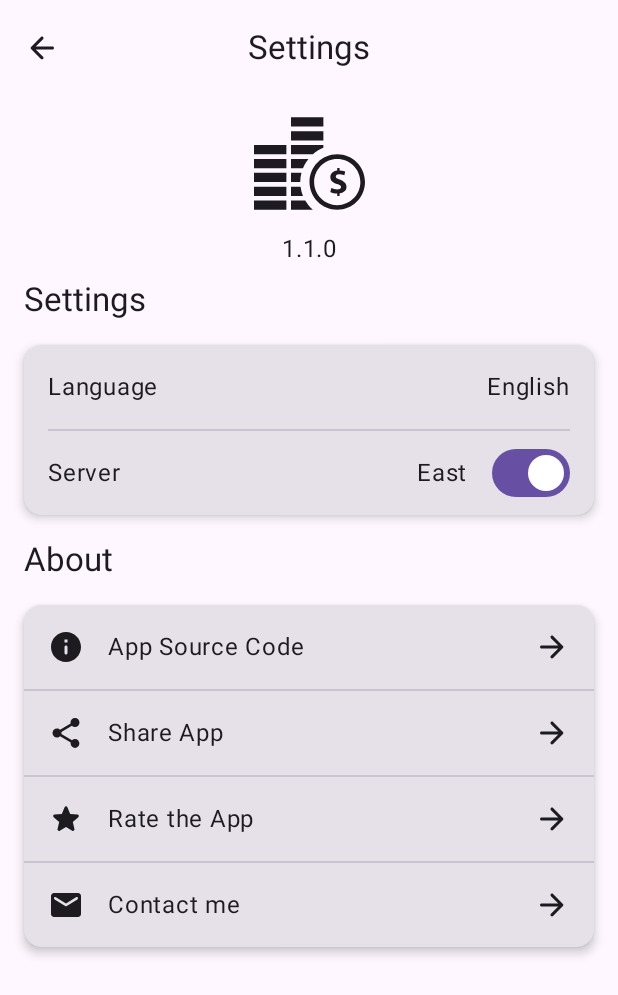
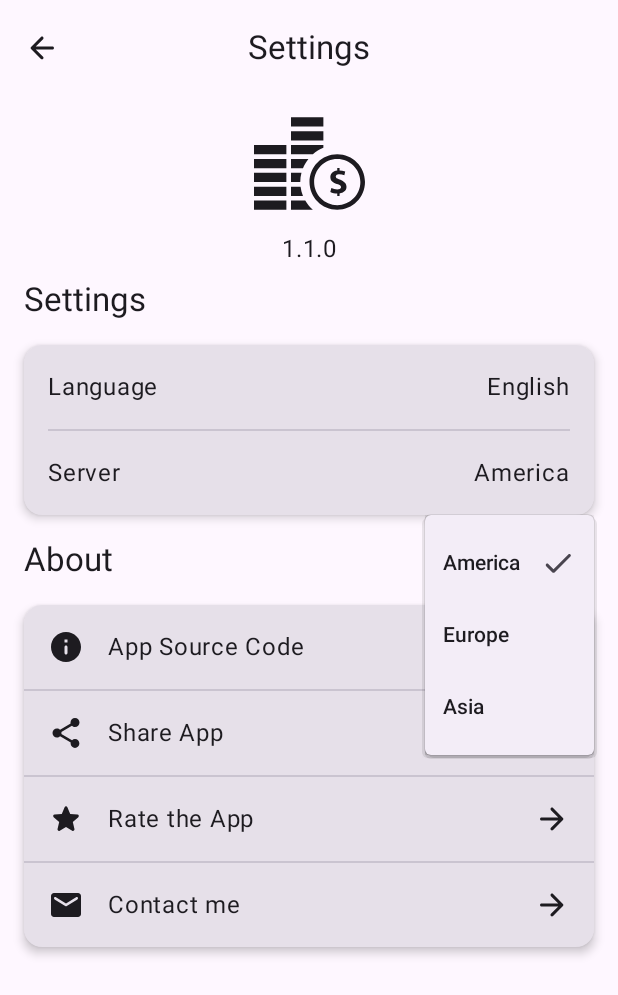
Before and after one commit to darkwhite220/AlbionOnlineMarketData, an Android app built with Jetpack Compose: the SettingsScreen screen opened through its navigation route, after a tap on "Server", on a phone screen of 412 x 824 dp. Shown: the top 995 px of the screen. Run offline under Robolectric (Android 15) with nearby library versions, the phone set to English and light mode, and no system bars; our stand-ins replace Dagger/Hilt's generated code, Room's generated code, paging.

Commit message:
-Add Europe server -Fix current created list UI -Bump version name/code

```diff
--- a/app/build.gradle
+++ b/app/build.gradle
@@ -16,8 +16,8 @@ android {
         applicationId "earth.darkwhite.albiononlinemarketdata"
         minSdk 24
         targetSdk 34
-        versionCode 2
-        versionName "1.1"
+        versionCode 3
+        versionName "1.2"
 
         testInstrumentationRunner "androidx.test.runner.AndroidJUnitRunner"
         vectorDrawables {
--- a/app/src/main/java/earth/darkwhite/albiononlinemarketdata/domain/implementation/DataStoreRepoImpl.kt
+++ b/app/src/main/java/earth/darkwhite/albiononlinemarketdata/domain/implementation/DataStoreRepoImpl.kt
@@ -7,11 +7,11 @@ import androidx.datastore.preferences.core.booleanPreferencesKey
 import androidx.datastore.preferences.core.edit
 import androidx.datastore.preferences.core.stringPreferencesKey
 import earth.darkwhite.albiononlinemarketdata.domain.implementation.DataStoreRepoImpl.DefaultValues.ITEM_LANGUAGE_DEFAULT
-import earth.darkwhite.albiononlinemarketdata.domain.implementation.DataStoreRepoImpl.DefaultValues.SERVER_REGION_DEFAULT
+import earth.darkwhite.albiononlinemarketdata.domain.implementation.DataStoreRepoImpl.DefaultValues.NEW_SERVER_REGION_DEFAULT
+import earth.darkwhite.albiononlinemarketdata.domain.model.Server
 import earth.darkwhite.albiononlinemarketdata.domain.model.UserPreferences
 import earth.darkwhite.albiononlinemarketdata.domain.repository.DataStoreRepository
 import earth.darkwhite.albiononlinemarketdata.util.Constant.ENGLISH_LANGUAGE
-import earth.darkwhite.albiononlinemarketdata.util.Constant.WEST_SERVER
 import javax.inject.Inject
 import kotlinx.coroutines.flow.Flow
 import kotlinx.coroutines.flow.catch
@@ -30,9 +30,17 @@ class DataStoreRepoImpl @Inject constructor(
       Log.e(TAG, "Preferences: ${it.message}")
     }
     .map { preferences ->
+      val server = preferences[PreferencesKeys.NEW_SERVER_REGION]?.let {
+        Server.valueOf(it)
+      } ?: preferences[PreferencesKeys.SERVER_REGION]?.let {
+        val temp = if (it) Server.AMERICA else Server.ASIA
+        setServerRegion(temp)
+        temp
+      } ?: NEW_SERVER_REGION_DEFAULT
+
       UserPreferences(
         itemLanguage = preferences[PreferencesKeys.ITEM_LANGUAGE] ?: ITEM_LANGUAGE_DEFAULT,
-        westServer = preferences[PreferencesKeys.SERVER_REGION] ?: SERVER_REGION_DEFAULT
+        server = server
       )
     }
 
@@ -42,20 +50,21 @@ class DataStoreRepoImpl @Inject constructor(
     }
   }
 
-  override suspend fun setServerRegion(newValue: Boolean) {
+  override suspend fun setServerRegion(newValue: Server) {
     dataStore.edit { preferences ->
-      preferences[PreferencesKeys.SERVER_REGION] = newValue
+      preferences[PreferencesKeys.NEW_SERVER_REGION] = newValue.name
     }
   }
 
   private object PreferencesKeys {
     val ITEM_LANGUAGE = stringPreferencesKey("item_language")
     val SERVER_REGION = booleanPreferencesKey("server_region")
+    val NEW_SERVER_REGION = stringPreferencesKey("new_server_region")
   }
 
   private object DefaultValues {
     const val ITEM_LANGUAGE_DEFAULT = ENGLISH_LANGUAGE
-    const val SERVER_REGION_DEFAULT = WEST_SERVER
+    val NEW_SERVER_REGION_DEFAULT = Server.AMERICA
   }
 
   companion object {
--- /dev/null
+++ b/app/src/main/java/earth/darkwhite/albiononlinemarketdata/domain/model/Server.kt
@@ -0,0 +1,5 @@
+package earth.darkwhite.albiononlinemarketdata.domain.model
+
+enum class Server {
+  AMERICA, ASIA, EUROPE
+}
--- a/app/src/main/java/earth/darkwhite/albiononlinemarketdata/domain/model/UserPreferences.kt
+++ b/app/src/main/java/earth/darkwhite/albiononlinemarketdata/domain/model/UserPreferences.kt
@@ -1,9 +1,8 @@
 package earth.darkwhite.albiononlinemarketdata.domain.model
 
 import earth.darkwhite.albiononlinemarketdata.util.Constant.ENGLISH_LANGUAGE
-import earth.darkwhite.albiononlinemarketdata.util.Constant.WEST_SERVER
 
 data class UserPreferences(
   val itemLanguage: String = ENGLISH_LANGUAGE,
-  val westServer: Boolean = WEST_SERVER
+  val server: Server = Server.AMERICA
 )
--- a/app/src/main/java/earth/darkwhite/albiononlinemarketdata/domain/repository/DataStoreRepository.kt
+++ b/app/src/main/java/earth/darkwhite/albiononlinemarketdata/domain/repository/DataStoreRepository.kt
@@ -1,5 +1,6 @@
 package earth.darkwhite.albiononlinemarketdata.domain.repository
 
+import earth.darkwhite.albiononlinemarketdata.domain.model.Server
 import earth.darkwhite.albiononlinemarketdata.domain.model.UserPreferences
 import kotlinx.coroutines.flow.Flow
 
@@ -8,5 +9,5 @@ interface DataStoreRepository {
   val preferences: Flow<UserPreferences>
 
   suspend fun setItemLanguage(newValue: String)
-  suspend fun setServerRegion(newValue: Boolean)
+  suspend fun setServerRegion(newValue: Server)
 }
--- a/app/src/main/java/earth/darkwhite/albiononlinemarketdata/ui/components/ModifiersExt.kt
+++ b/app/src/main/java/earth/darkwhite/albiononlinemarketdata/ui/components/ModifiersExt.kt
@@ -5,7 +5,6 @@ import androidx.compose.foundation.layout.height
 import androidx.compose.foundation.layout.padding
 import androidx.compose.runtime.Composable
 import androidx.compose.ui.Modifier
-import androidx.compose.ui.composed
 import androidx.compose.ui.unit.dp
 
 const val homeStaggeredGridCellsCount = 2
@@ -19,8 +18,8 @@ val smallItemIconSize = 50.dp
 val itemIconSize = 56.dp
 val itemIconSizeLarge = 72.dp
 
-fun Modifier.mediumPadding(): Modifier = composed { padding(mediumPadValue) }
-fun Modifier.largePadding(): Modifier = composed { padding(largePadValue) }
+fun Modifier.mediumPadding(): Modifier = this.padding(mediumPadValue)
+fun Modifier.largePadding(): Modifier = this.padding(largePadValue)
 
 @Composable
 fun HeightSpacer() {
--- a/app/src/main/java/earth/darkwhite/albiononlinemarketdata/ui/screens/home/components/SearchContent.kt
+++ b/app/src/main/java/earth/darkwhite/albiononlinemarketdata/ui/screens/home/components/SearchContent.kt
@@ -20,12 +20,13 @@ import earth.darkwhite.albiononlinemarketdata.util.Constant
 
 @Composable
 fun SearchContent(
+  modifier : Modifier,
   listState: LazyListState,
   searchResult: LazyPagingItems<GameItemSample>,
   onItemClick: (item: GameItemSample) -> Unit
 ) {
   LazyColumn(
-    modifier = Modifier.fillMaxSize(),
+    modifier = modifier,
     state = listState,
     contentPadding = PaddingValues(vertical = largePadValue),
     verticalArrangement = Arrangement.spacedBy(mediumPadValue)
--- a/app/src/main/java/earth/darkwhite/albiononlinemarketdata/ui/screens/home/homeScreen.kt
+++ b/app/src/main/java/earth/darkwhite/albiononlinemarketdata/ui/screens/home/homeScreen.kt
@@ -25,7 +25,6 @@ import androidx.paging.compose.collectAsLazyPagingItems
 import earth.darkwhite.albiononlinemarketdata.database.model.Category
 import earth.darkwhite.albiononlinemarketdata.database.model.GameItemSample
 import earth.darkwhite.albiononlinemarketdata.ui.components.HomeFab
-import earth.darkwhite.albiononlinemarketdata.ui.components.bottombar.HomeBottomBar
 import earth.darkwhite.albiononlinemarketdata.ui.components.topbar.HomeTopAppBar
 import earth.darkwhite.albiononlinemarketdata.ui.screens.home.components.CategoryContent
 import earth.darkwhite.albiononlinemarketdata.ui.theme.AlbionOnlineMarketDataTheme
@@ -96,7 +95,15 @@ fun HomeContent(
             searchState = false
           }
         },
-        onSettingsClick = onSettingsClick
+        onSettingsClick = onSettingsClick,
+        fabState = fabState,
+        fabTransitionData = fabTransitionData,
+        newCategoryItems = newCategoryItems,
+        onHomeEvent = onHomeEvent,
+        onStateChange = { state ->
+          searchState = state
+          fabState = state
+        }
       )
     },
     floatingActionButton = {
@@ -110,18 +117,6 @@ fun HomeContent(
       )
     },
     floatingActionButtonPosition = FabPosition.Center,
-    bottomBar = {
-      HomeBottomBar(
-        fabState = fabState,
-        fabTransitionData = fabTransitionData,
-        newCategoryItems = newCategoryItems,
-        onHomeEvent = onHomeEvent,
-        onStateChange = { state ->
-          searchState = state
-          fabState = state
-        }
-      )
-    }
   ) { paddingValues ->
     CategoryContent(
       paddingValues = paddingValues,
@@ -179,7 +174,17 @@ fun PreviewHomeContent() {
     Category(
       index = 1,
       name = "Category 2",
-      items = listOf("T4_BAG", "T5_BAG", "T6_BAG", "T4_BAG", "T5_BAG", "T6_BAG", "T4_BAG", "T5_BAG", "T6_BAG")
+      items = listOf(
+        "T4_BAG",
+        "T5_BAG",
+        "T6_BAG",
+        "T4_BAG",
+        "T5_BAG",
+        "T6_BAG",
+        "T4_BAG",
+        "T5_BAG",
+        "T6_BAG"
+      )
     ),
     Category(
       index = 2,
@@ -194,7 +199,17 @@ fun PreviewHomeContent() {
   )
 
   val pagingItems = flowOf(PagingData.from(searchResultData)).collectAsLazyPagingItems()
-  val itemsIDs = mutableListOf("T4_BAG", "T5_BAG", "T6_BAG", "T4_BAG", "T5_BAG", "T6_BAG", "T4_BAG", "T5_BAG", "T6_BAG")
+  val itemsIDs = mutableListOf(
+    "T4_BAG",
+    "T5_BAG",
+    "T6_BAG",
+    "T4_BAG",
+    "T5_BAG",
+    "T6_BAG",
+    "T4_BAG",
+    "T5_BAG",
+    "T6_BAG"
+  )
   AlbionOnlineMarketDataTheme {
     HomeContent(
       homeUiState = HomeUiState.Success(categoriesList),
--- a/app/src/main/java/earth/darkwhite/albiononlinemarketdata/ui/screens/settings/SettingsEvent.kt
+++ b/app/src/main/java/earth/darkwhite/albiononlinemarketdata/ui/screens/settings/SettingsEvent.kt
@@ -1,6 +1,8 @@
 package earth.darkwhite.albiononlinemarketdata.ui.screens.settings
+
+import earth.darkwhite.albiononlinemarketdata.domain.model.Server
 
 sealed interface SettingsEvent {
   data class UpdateItemLanguage(val newValue: String) : SettingsEvent
-  data class UpdateServerRegion(val newValue: Boolean) : SettingsEvent
+  data class UpdateServerRegion(val newValue: Server) : SettingsEvent
 }
--- a/app/src/main/java/earth/darkwhite/albiononlinemarketdata/ui/screens/settings/component/UserPreferencesContent.kt
+++ b/app/src/main/java/earth/darkwhite/albiononlinemarketdata/ui/screens/settings/component/UserPreferencesContent.kt
@@ -4,19 +4,26 @@ import androidx.annotation.StringRes
 import androidx.compose.foundation.clickable
 import androidx.compose.foundation.layout.Arrangement
 import androidx.compose.foundation.layout.Box
+import androidx.compose.foundation.layout.Column
 import androidx.compose.foundation.layout.PaddingValues
 import androidx.compose.foundation.layout.Row
+import androidx.compose.foundation.layout.fillMaxWidth
 import androidx.compose.foundation.layout.padding
+import androidx.compose.foundation.rememberScrollState
+import androidx.compose.foundation.verticalScroll
 import androidx.compose.material.icons.Icons
 import androidx.compose.material.icons.rounded.Check
+import androidx.compose.material3.AlertDialog
 import androidx.compose.material3.Card
 import androidx.compose.material3.CardDefaults
 import androidx.compose.material3.Divider
 import androidx.compose.material3.DropdownMenu
 import androidx.compose.material3.DropdownMenuItem
 import androidx.compose.material3.Icon
-import androidx.compose.material3.Switch
+import androidx.compose.material3.MaterialTheme
+import androidx.compose.material3.RadioButton
 import androidx.compose.material3.Text
+import androidx.compose.material3.TextButton
 import androidx.compose.runtime.Composable
 import androidx.compose.runtime.getValue
 import androidx.compose.runtime.mutableStateOf
@@ -25,7 +32,9 @@ import androidx.compose.runtime.setValue
 import androidx.compose.ui.Alignment
 import androidx.compose.ui.Modifier
 import androidx.compose.ui.res.stringResource
+import androidx.compose.ui.unit.dp
 import earth.darkwhite.albiononlinemarketdata.R
+import earth.darkwhite.albiononlinemarketdata.domain.model.Server
 import earth.darkwhite.albiononlinemarketdata.ui.components.ProgressBar
 import earth.darkwhite.albiononlinemarketdata.ui.components.cardElevation
 import earth.darkwhite.albiononlinemarketdata.ui.components.largePadValue
@@ -55,8 +64,8 @@ fun UserPreferencesContent(
         )
         Divider(modifier = Modifier.padding(horizontal = largePadValue))
         ServerRow(
-          server = preferences.data.westServer,
-          onServerChange = onSettingsEvent
+          currentServer = preferences.data.server,
+          onClick = onSettingsEvent
         )
       }
     }
@@ -99,7 +108,10 @@ private fun ItemLanguageRow(
             text = { Text(text = stringResource(id = item.name)) },
             leadingIcon = { Text(text = stringResource(id = item.flag)) },
             trailingIcon = {
-              if (item.symbol == itemLanguage) Icon(imageVector = Icons.Rounded.Check, contentDescription = null)
+              if (item.symbol == itemLanguage) Icon(
+                imageVector = Icons.Rounded.Check,
+                contentDescription = null
+              )
             }
           )
         }
@@ -110,45 +122,121 @@ private fun ItemLanguageRow(
 
 @Composable
 private fun ServerRow(
-  server: Boolean,
-  onServerChange: (SettingsEvent) -> Unit
+  currentServer: Server,
+  onClick: (event: SettingsEvent) -> Unit
 ) {
+  var serverDropDownState by remember { mutableStateOf(false) }
   Row(
-    modifier = Modifier.clickable { onServerChange(SettingsEvent.UpdateServerRegion(!server)) },
-    horizontalArrangement = Arrangement.spacedBy(largePadValue),
-    verticalAlignment = Alignment.CenterVertically
+    modifier = Modifier.clickable { serverDropDownState = true },
+    horizontalArrangement = Arrangement.spacedBy(largePadValue)
   ) {
     Text(
-      text = stringResource(R.string.server),
       modifier = Modifier
         .weight(1f)
-        .padding(PaddingValues(start = largePadValue, top = largePadValue, bottom = largePadValue))
+        .padding(PaddingValues(start = largePadValue, top = largePadValue, bottom = largePadValue)),
+      text = stringResource(R.string.server)
     )
-    Text(
-      text = stringResource(if (server) R.string.west else R.string.east),
-      modifier = Modifier.padding(
-        PaddingValues(top = largePadValue, bottom = largePadValue)
+    val serverText = when (currentServer) {
+      Server.AMERICA -> R.string.west
+      Server.ASIA -> R.string.east
+      Server.EUROPE -> R.string.europe
+    }
+    Box {
+      Text(
+        modifier = Modifier
+          .padding(PaddingValues(end = largePadValue, top = largePadValue, bottom = largePadValue)),
+        text = stringResource(id = serverText)
       )
-    )
-    Switch(
-      checked = !server,
-      onCheckedChange = { onServerChange(SettingsEvent.UpdateServerRegion(!server)) },
-      Modifier.padding(end = largePadValue)
-    )
+      DropdownMenu(
+        expanded = serverDropDownState,
+        onDismissRequest = { serverDropDownState = false }
+      ) {
+        serversList.forEach { item ->
+          DropdownMenuItem(
+            onClick = {
+              onClick(SettingsEvent.UpdateServerRegion(item.server))
+              serverDropDownState = false
+            },
+            text = { Text(text = stringResource(id = item.textId)) },
+            trailingIcon = {
+              if (item.server == currentServer) Icon(
+                imageVector = Icons.Rounded.Check,
+                contentDescription = null
+              )
+            }
+          )
+        }
+      }
+    }
   }
 }
 
+data class ServerItem(
+  val server: Server,
+  @StringRes val textId: Int,
+)
+
+private val serversList = listOf(
+  ServerItem(
+    Server.AMERICA,
+    R.string.west
+  ),
+  ServerItem(
+    Server.EUROPE,
+    R.string.europe
+  ),
+  ServerItem(
+    Server.ASIA,
+    R.string.east
+  ),
+)
 
 data class GameLanguage(val symbol: String, @StringRes val name: Int, @StringRes val flag: Int)
 
 private val gameLanguageList = listOf(
-  GameLanguage(symbol = Constant.ENGLISH_LANGUAGE, name = R.string.english, flag = R.string.flag_us),
-  GameLanguage(symbol = Constant.GERMAN_LANGUAGE, name = R.string.deutsch, flag = R.string.flag_german),
-  GameLanguage(symbol = Constant.FRENCH_LANGUAGE, name = R.string.francais, flag = R.string.flag_french),
-  GameLanguage(symbol = Constant.RUSSIAN_LANGUAGE, name = R.string.russian, flag = R.string.flag_russian),
-  GameLanguage(symbol = Constant.POLISH_LANGUAGE, name = R.string.polish, flag = R.string.flag_polish),
-  GameLanguage(symbol = Constant.SPANISH_LANGUAGE, name = R.string.spanish, flag = R.string.flag_spanish),
-  GameLanguage(symbol = Constant.PORTUGUESE_LANGUAGE, name = R.string.portuguese, flag = R.string.flag_portuguese),
-  GameLanguage(symbol = Constant.CHINESE_LANGUAGE, name = R.string.chinese, flag = R.string.flag_chinese),
-  GameLanguage(symbol = Constant.KOREAN_LANGUAGE, name = R.string.korean, flag = R.string.flag_korean)
+  GameLanguage(
+    symbol = Constant.ENGLISH_LANGUAGE,
+    name = R.string.english,
+    flag = R.string.flag_us
+  ),
+  GameLanguage(
+    symbol = Constant.GERMAN_LANGUAGE,
+    name = R.string.deutsch,
+    flag = R.string.flag_german
+  ),
+  GameLanguage(
+    symbol = Constant.FRENCH_LANGUAGE,
+    name = R.string.francais,
+    flag = R.string.flag_french
+  ),
+  GameLanguage(
+    symbol = Constant.RUSSIAN_LANGUAGE,
+    name = R.string.russian,
+    flag = R.string.flag_russian
+  ),
+  GameLanguage(
+    symbol = Constant.POLISH_LANGUAGE,
+    name = R.string.polish,
+    flag = R.string.flag_polish
+  ),
+  GameLanguage(
+    symbol = Constant.SPANISH_LANGUAGE,
+    name = R.string.spanish,
+    flag = R.string.flag_spanish
+  ),
+  GameLanguage(
+    symbol = Constant.PORTUGUESE_LANGUAGE,
+    name = R.string.portuguese,
+    flag = R.string.flag_portuguese
+  ),
+  GameLanguage(
+    symbol = Constant.CHINESE_LANGUAGE,
+    name = R.string.chinese,
+    flag = R.string.flag_chinese
+  ),
+  GameLanguage(
+    symbol = Constant.KOREAN_LANGUAGE,
+    name = R.string.korean,
+    flag = R.string.flag_korean
+  )
 )
--- a/app/src/main/java/earth/darkwhite/albiononlinemarketdata/util/Constant.kt
+++ b/app/src/main/java/earth/darkwhite/albiononlinemarketdata/util/Constant.kt
@@ -15,8 +15,9 @@ object Constant {
   const val CONTENT_TYPE_CATEGORY_ITEM = "category_item"
   const val CONTENT_TYPE_GAME_ITEM = "game_item"
 
-  const val WEST_SERVER_BASE_URL = "https://albion-online-data.com/api/v2/"
+  const val WEST_SERVER_BASE_URL = "https://west.online-data.com/api/v2/"
   const val EAST_SERVER_BASE_URL = "https://east.albion-online-data.com/api/v2/"
+  const val EUROPE_SERVER_BASE_URL = "https://europe.albion-online-data.com/api/v2/"
 
   const val DEFAULT_TIME = "0001-01-01T00:00:00"
   const val DEFAULT_OFFSET = "0000"
@@ -41,7 +42,4 @@ object Constant {
   const val PORTUGUESE_LANGUAGE = "pt"
   const val CHINESE_LANGUAGE = "cn"
   const val KOREAN_LANGUAGE = "kr"
-
-  // Server
-  const val WEST_SERVER = true
 }
--- a/app/src/main/res/values/strings.xml
+++ b/app/src/main/res/values/strings.xml
@@ -35,8 +35,9 @@
     <string name="settings">Settings</string>
     <string name="language">Language</string>
     <string name="server">Server</string>
-    <string name="west">West</string>
-    <string name="east">East</string>
+    <string name="west">America</string>
+    <string name="east">Asia</string>
+    <string name="europe">Europe</string>
     <string name="english">English</string>
     <string name="deutsch">Deutsch</string>
     <string name="francais">Français</string>
@@ -66,5 +67,6 @@
     <string name="contact_me">Contact me</string>
     <string name="source_code">App Source Code</string>
     <string name="source_code_url">https://github.com/darkwhite220/AlbionOnlineMarketData</string>
+    <string name="cancel">CANCEL</string>
 
 </resources>
```
Also changed, not shown: app/src/main/java/earth/darkwhite/albiononlinemarketdata/di/AppModule.kt (+12 -0 lines), app/src/main/java/earth/darkwhite/albiononlinemarketdata/domain/implementation/ResultsRepoImpl.kt (+22 -11 lines), app/src/main/java/earth/darkwhite/albiononlinemarketdata/domain/network/AlbionApiEurope.kt (added, +15 -0 lines), app/src/main/java/earth/darkwhite/albiononlinemarketdata/ui/components/topbar/HomeTopAppBar.kt (+64 -53 lines).
